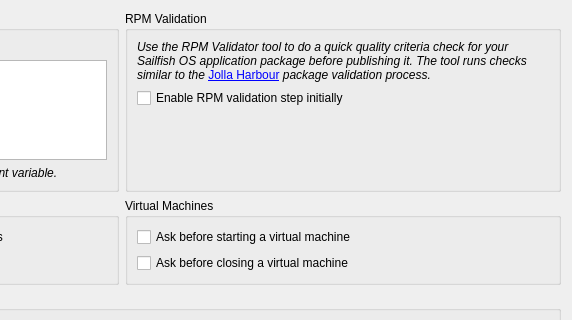
Qt form src/plugins/mer/mergeneraloptionswidget.ui (sailfishos/sailfish-qtcreator) before a commit; both pictures show x 329 to 901 and y 0 to 320 of the 901 by 432 pixel window.
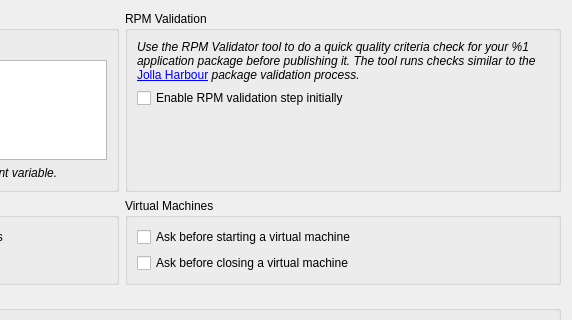
The same form after that commit. Custom widgets are drawn as their Qt base class.

```diff
--- a/src/plugins/mer/mergeneraloptionswidget.ui
+++ b/src/plugins/mer/mergeneraloptionswidget.ui
@@ -67,7 +67,7 @@
         <item>
          <widget class="QLabel" name="rpmValidationInfoLabel">
           <property name="text">
-           <string>&lt;html&gt;&lt;head/&gt;&lt;body&gt;&lt;p&gt;&lt;span style=&quot; font-style:italic;&quot;&gt;Use the RPM Validator tool to do a quick quality criteria check for your Sailfish OS application package before publishing it. The tool runs checks similar to the &lt;/span&gt;&lt;a href=&quot;https://harbour.jolla.com/faq&quot;&gt;&lt;span style=&quot; text-decoration: underline; color:#0000ff;&quot;&gt;Jolla Harbour&lt;/span&gt;&lt;/a&gt;&lt;span style=&quot; font-style:italic;&quot;&gt; package validation process.&lt;/span&gt;&lt;/p&gt;&lt;/body&gt;&lt;/html&gt;</string>
+           <string>&lt;html&gt;&lt;head/&gt;&lt;body&gt;&lt;p&gt;&lt;span style=&quot; font-style:italic;&quot;&gt;Use the RPM Validator tool to do a quick quality criteria check for your %1 application package before publishing it. The tool runs checks similar to the &lt;/span&gt;&lt;a href=&quot;https://harbour.jolla.com/faq&quot;&gt;&lt;span style=&quot; text-decoration: underline; color:#0000ff;&quot;&gt;Jolla Harbour&lt;/span&gt;&lt;/a&gt;&lt;span style=&quot; font-style:italic;&quot;&gt; package validation process.&lt;/span&gt;&lt;/p&gt;&lt;/body&gt;&lt;/html&gt;</string>
           </property>
           <property name="wordWrap">
            <bool>true</bool>
```
Left out of the diff: 6 changed lines with no effect on the pictures.
